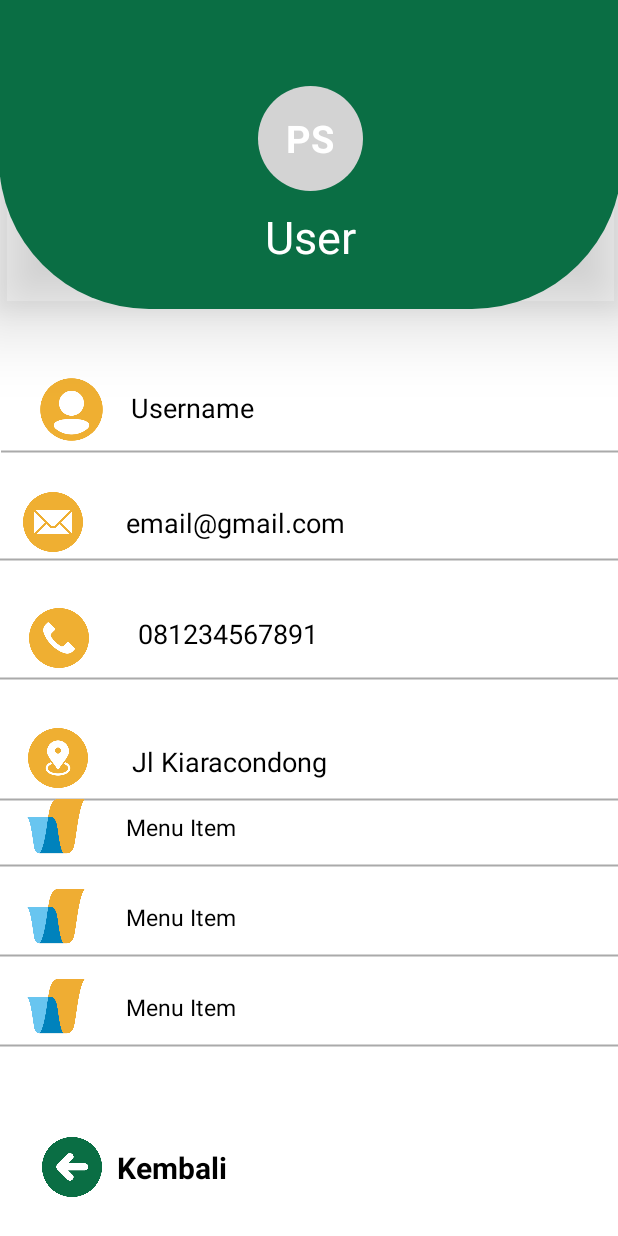
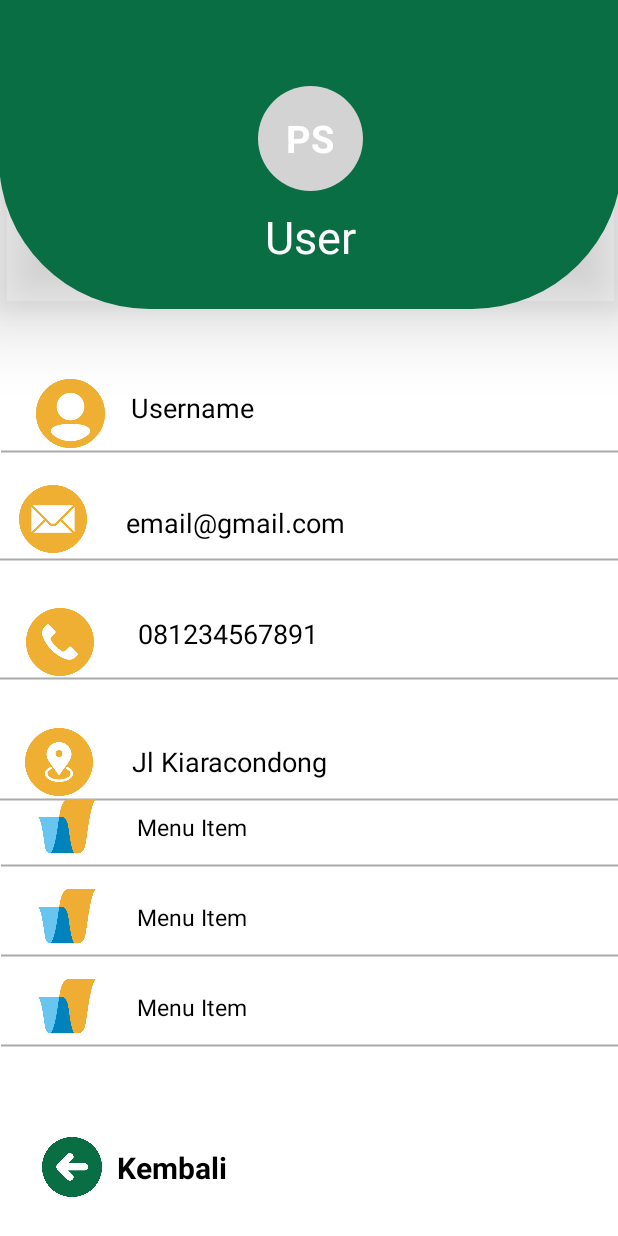
Before and after one commit to paulinasimatupang/lakupandai-lokal, an Android app built with Jetpack Compose: the layout profile_layout.xml on its own in the app's theme, with its tools: preview values and no code run, on a phone screen of 412 x 824 dp. Run offline under Robolectric (Android 15) with nearby library versions, the light colour scheme and no system bars.

Commit message:
rapihin tampilan pengaturan profil

```diff
--- a/app/src/main/res/layout/profile_layout.xml
+++ b/app/src/main/res/layout/profile_layout.xml
@@ -51,8 +51,8 @@
 
     <ImageView
         android:id="@+id/image1"
-        android:layout_width="50dp"
-        android:layout_height="50dp"
+        android:layout_width="55dp"
+        android:layout_height="55dp"
         android:layout_marginTop="248dp"
         android:src="@mipmap/user"
         app:layout_constraintEnd_toStartOf="@+id/username"
@@ -89,9 +89,9 @@
 
     <ImageView
         android:id="@+id/image2"
-        android:layout_width="40dp"
-        android:layout_height="40dp"
-        android:layout_marginTop="328dp"
+        android:layout_width="45dp"
+        android:layout_height="45dp"
+        android:layout_marginTop="323dp"
         android:src="@mipmap/email"
         app:layout_constraintEnd_toStartOf="@+id/email"
         app:layout_constraintHorizontal_bias="0.508"
@@ -126,8 +126,8 @@
 
     <ImageView
         android:id="@+id/image3"
-        android:layout_width="40dp"
-        android:layout_height="40dp"
+        android:layout_width="45dp"
+        android:layout_height="45dp"
         android:layout_marginTop="405dp"
         android:src="@mipmap/phone"
         app:layout_constraintEnd_toStartOf="@+id/nomor_telepon"
@@ -163,8 +163,8 @@
 
     <ImageView
         android:id="@+id/image4"
-        android:layout_width="40dp"
-        android:layout_height="40dp"
+        android:layout_width="45dp"
+        android:layout_height="45dp"
         android:layout_marginTop="485dp"
         android:src="@mipmap/address"
         app:layout_constraintEnd_toStartOf="@+id/alamat"
@@ -209,7 +209,7 @@
         app:layoutManager="androidx.recyclerview.widget.LinearLayoutManager"
         app:layout_constraintBottom_toBottomOf="parent"
         app:layout_constraintEnd_toEndOf="parent"
-        app:layout_constraintHorizontal_bias="0.188"
+        app:layout_constraintHorizontal_bias="0.0"
         app:layout_constraintStart_toStartOf="parent"
         app:layout_constraintTop_toTopOf="@+id/textView3"
         app:layout_constraintVertical_bias="0.834"
```
